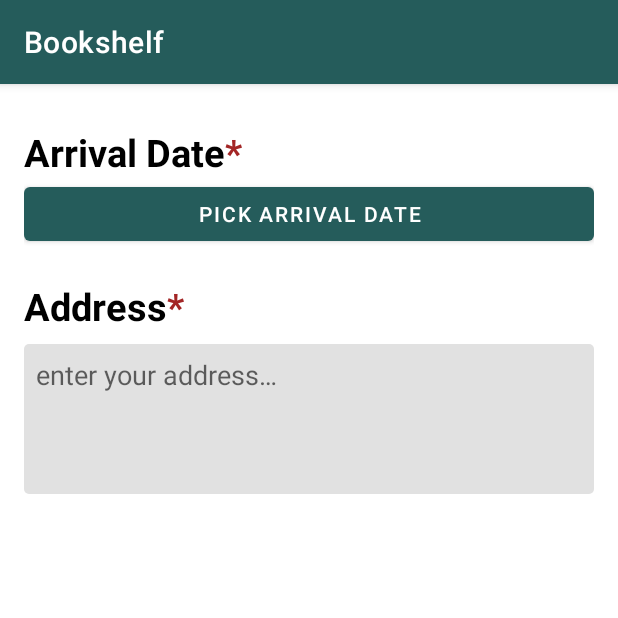
After one commit to Negarnbkhti42/mobile-programming-HW2, an Android app: the PurchaseActivity screen opened directly, with no data from a screen before it, on a phone screen of 412 x 824 dp, the top half of it. The commit adds this screen. Run offline under Robolectric (Android 15) with nearby library versions, the phone set to English and light mode, and no system bars.

Commit message:
Start purchase activity

```diff
--- a/app/src/main/AndroidManifest.xml
+++ b/app/src/main/AndroidManifest.xml
@@ -11,6 +11,9 @@
         android:supportsRtl="true"
         android:theme="@style/Theme.Bookshelf"
         tools:targetApi="31">
+        <activity
+            android:name=".PurchaseActivity"
+            android:exported="false" />
         <activity
             android:name=".ExploreActivity"
             android:configChanges="orientation|screenSize|screenLayout|keyboardHidden"
--- /dev/null
+++ b/app/src/main/res/layout/activity_purchase.xml
@@ -0,0 +1,79 @@
+<?xml version="1.0" encoding="utf-8"?>
+<LinearLayout xmlns:android="http://schemas.android.com/apk/res/android"
+    xmlns:app="http://schemas.android.com/apk/res-auto"
+    xmlns:tools="http://schemas.android.com/tools"
+    android:layout_width="match_parent"
+    android:layout_height="match_parent"
+    android:orientation="vertical"
+    android:layout_marginHorizontal="16dp"
+    android:layout_marginVertical="8dp"
+    tools:context=".PurchaseActivity">
+
+    <LinearLayout
+        android:layout_width="wrap_content"
+        android:layout_height="wrap_content"
+        android:orientation="horizontal"
+        android:layout_marginTop="20dp">
+
+        <TextView
+            android:layout_width="match_parent"
+            android:layout_height="wrap_content"
+            android:text="@string/arrival_date"
+            android:textColor="?colorOnSecondary"
+            android:textSize="25sp"
+            android:textStyle="bold" />
+
+        <TextView
+            android:layout_width="match_parent"
+            android:layout_height="wrap_content"
+            android:text="@string/required"
+            android:textColor="@color/red"
+            android:textSize="25sp"
+            android:textStyle="bold" />
+
+    </LinearLayout>
+
+    <Button
+        android:id="@+id/date_picker_button"
+        android:layout_width="match_parent"
+        android:layout_height="wrap_content"
+        android:text="@string/pick_date"/>
+
+    <LinearLayout
+        android:layout_width="wrap_content"
+        android:layout_height="wrap_content"
+        android:orientation="horizontal"
+        android:layout_marginTop="20dp">
+
+        <TextView
+            android:layout_width="match_parent"
+            android:layout_height="wrap_content"
+            android:text="@string/address"
+            android:textColor="?colorOnSecondary"
+            android:textSize="25sp"
+            android:textStyle="bold" />
+
+        <TextView
+            android:layout_width="match_parent"
+            android:layout_height="wrap_content"
+            android:text="@string/required"
+            android:textColor="@color/red"
+            android:textSize="25sp"
+            android:textStyle="bold" />
+
+    </LinearLayout>
+
+    <EditText
+        android:id="@+id/address_text"
+        android:layout_width="match_parent"
+        android:layout_height="100dp"
+        android:background="@drawable/edittext_background"
+        android:inputType="textPostalAddress"
+        android:padding="8dp"
+        android:layout_marginTop="8dp"
+        android:hint="@string/address_hint"
+        android:gravity="top"/>
+
+
+
+</LinearLayout>
--- a/app/src/main/res/values/strings.xml
+++ b/app/src/main/res/values/strings.xml
@@ -22,8 +22,18 @@
     <string name="settings">settings</string>
     <string name="search">search</string>
 
+    <string name="required">*</string>
+
+    <!-- purchase -->
+    <string name="address">Address</string>
+    <string name="address_hint">enter your address…</string>
+    <string name="arrival_date">Arrival Date</string>
+    <string name="pick_date">pick arrival date</string>
+
+    <!-- settings -->
     <string name="theme">theme</string>
 
+    <!-- book sample -->
     <string name="description_header">Description</string>
     <string name="comments_header">Comments</string>
     <string name="buy_book">Add to cart</string>
```
Also changed, not shown: app/src/main/java/com/example/bookshelf/BookInfoActivity.java (+11 -0 lines), app/src/main/java/com/example/bookshelf/PurchaseActivity.java (added, +64 -0 lines), app/src/main/res/layout/activity_book_info.xml (+7 -4 lines).
